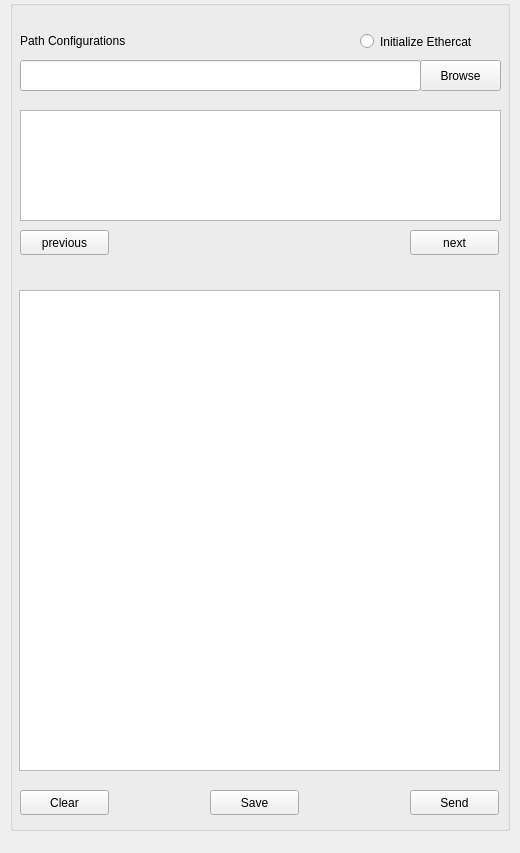
Above: src/omniroute_operation/src/three_by_three_interface/interface.ui from NC4Lab/omniroute_ubuntu_ws before the change. Below: the same form after it.
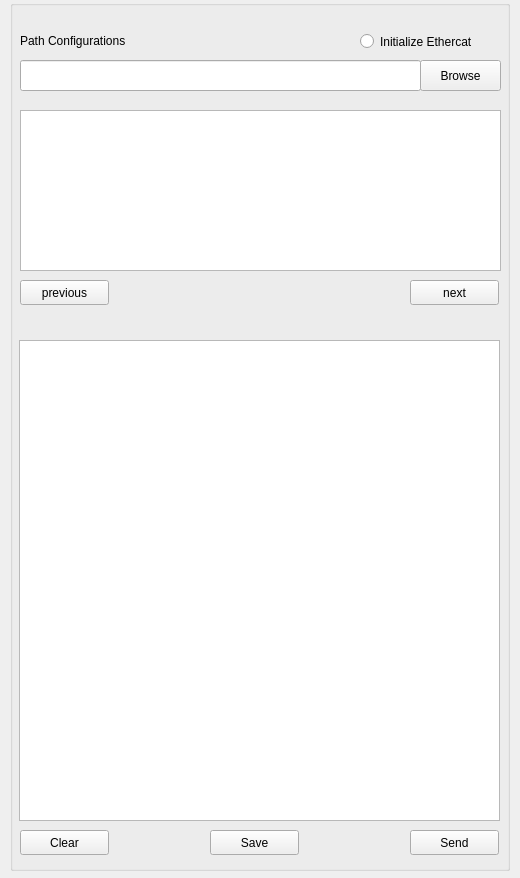
That is the form after the change.

Commit message: still working on 3x3 gui csv save and load

```diff
--- a/src/omniroute_operation/src/three_by_three_interface/interface.ui
+++ b/src/omniroute_operation/src/three_by_three_interface/interface.ui
@@ -10,7 +10,7 @@
     <x>0</x>
     <y>0</y>
     <width>520</width>
-    <height>853</height>
+    <height>878</height>
    </rect>
   </property>
   <property name="windowTitle">
@@ -20,7 +20,7 @@
    <property name="geometry">
     <rect>
      <x>19</x>
-     <y>290</y>
+     <y>340</y>
      <width>481</width>
      <height>481</height>
     </rect>
@@ -32,7 +32,7 @@
      <x>10</x>
      <y>0</y>
      <width>500</width>
-     <height>831</height>
+     <height>871</height>
     </rect>
    </property>
    <property name="title">
@@ -78,7 +78,7 @@
     <property name="geometry">
      <rect>
       <x>10</x>
-      <y>230</y>
+      <y>280</y>
       <width>89</width>
       <height>25</height>
      </rect>
@@ -91,7 +91,7 @@
     <property name="geometry">
      <rect>
       <x>400</x>
-      <y>230</y>
+      <y>280</y>
       <width>89</width>
       <height>25</height>
      </rect>
@@ -106,7 +106,7 @@
       <x>10</x>
       <y>110</y>
       <width>481</width>
-      <height>111</height>
+      <height>161</height>
      </rect>
     </property>
    </widget>
@@ -114,7 +114,7 @@
     <property name="geometry">
      <rect>
       <x>10</x>
-      <y>790</y>
+      <y>830</y>
       <width>89</width>
       <height>25</height>
      </rect>
@@ -127,7 +127,7 @@
     <property name="geometry">
      <rect>
       <x>400</x>
-      <y>790</y>
+      <y>830</y>
       <width>89</width>
       <height>25</height>
      </rect>
@@ -140,7 +140,7 @@
     <property name="geometry">
      <rect>
       <x>200</x>
-      <y>790</y>
+      <y>830</y>
       <width>89</width>
       <height>25</height>
      </rect>
```
The commit also changes 3 other files.
